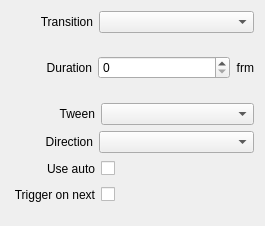
Above: src/Widgets/Inspector/InspectorStillWidget.ui from CasparCG/client before the change. Below: the same form after it.
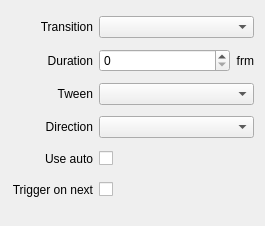
That is the form after the change.

Commit message: InspectorStillWidget: simplify layout

What changed in the file:
```diff
--- a/src/Widgets/Inspector/InspectorStillWidget.ui
+++ b/src/Widgets/Inspector/InspectorStillWidget.ui
@@ -16,37 +16,9 @@
     <verstretch>0</verstretch>
    </sizepolicy>
   </property>
-  <layout class="QVBoxLayout" name="verticalLayout">
-   <item>
-    <layout class="QHBoxLayout" name="horizontalLayoutTransition">
-     <item>
-      <spacer name="horizontalSpacerTransition">
-       <property name="orientation">
-        <enum>Qt::Horizontal</enum>
-       </property>
-       <property name="sizeType">
-        <enum>QSizePolicy::Fixed</enum>
-       </property>
-       <property name="sizeHint" stdset="0">
-        <size>
-         <width>29</width>
-         <height>20</height>
-        </size>
-       </property>
-      </spacer>
-     </item>
-     <item>
-      <widget class="QLabel" name="labelTransition">
-       <property name="text">
-        <string>Transition</string>
-       </property>
-       <property name="alignment">
-        <set>Qt::AlignRight|Qt::AlignTrailing|Qt::AlignVCenter</set>
-       </property>
-      </widget>
-     </item>
-     <item>
-      <widget class="QComboBox" name="comboBoxTransition">
+  <layout class="QGridLayout" name="gridLayout">
+   <item row="2" column="1" colspan="2">
+    <widget class="QComboBox" name="comboBoxTween">
        <property name="sizePolicy">
         <sizepolicy hsizetype="Expanding" vsizetype="Fixed">
          <horstretch>0</horstretch>
@@ -55,27 +27,7 @@
        </property>
       </widget>
      </item>
-    </layout>
-   </item>
-   <item>
-    <layout class="QHBoxLayout" name="horizontalLayoutTransitionDuration">
-     <item>
-      <spacer name="horizontalSpacerTransitionDuration">
-       <property name="orientation">
-        <enum>Qt::Horizontal</enum>
-       </property>
-       <property name="sizeType">
-        <enum>QSizePolicy::Fixed</enum>
-       </property>
-       <property name="sizeHint" stdset="0">
-        <size>
-         <width>35</width>
-         <height>20</height>
-        </size>
-       </property>
-      </spacer>
-     </item>
-     <item>
+   <item row="1" column="0">
       <widget class="QLabel" name="labelTransitionDuration">
        <property name="text">
         <string>Duration</string>
@@ -85,90 +37,7 @@
        </property>
       </widget>
      </item>
-     <item>
-      <widget class="QSpinBox" name="spinBoxTransitionDuration">
-       <property name="sizePolicy">
-        <sizepolicy hsizetype="Expanding" vsizetype="Fixed">
-         <horstretch>0</horstretch>
-         <verstretch>0</verstretch>
-        </sizepolicy>
-       </property>
-       <property name="maximum">
-        <number>999</number>
-       </property>
-      </widget>
-     </item>
-     <item>
-      <widget class="QLabel" name="labelFrm1">
-       <property name="text">
-        <string>frm</string>
-       </property>
-       <property name="alignment">
-        <set>Qt::AlignRight|Qt::AlignTrailing|Qt::AlignVCenter</set>
-       </property>
-      </widget>
-     </item>
-    </layout>
-   </item>
-   <item>
-    <layout class="QHBoxLayout" name="horizontalLayoutTween">
-     <item>
-      <spacer name="horizontalSpacerTween">
-       <property name="orientation">
-        <enum>Qt::Horizontal</enum>
-       </property>
-       <property name="sizeType">
-        <enum>QSizePolicy::Fixed</enum>
-       </property>
-       <property name="sizeHint" stdset="0">
-        <size>
-         <width>48</width>
-         <height>20</height>
-        </size>
-       </property>
-      </spacer>
-     </item>
-     <item>
-      <widget class="QLabel" name="labelTween">
-       <property name="text">
-        <string>Tween</string>
-       </property>
-       <property name="alignment">
-        <set>Qt::AlignRight|Qt::AlignTrailing|Qt::AlignVCenter</set>
-       </property>
-      </widget>
-     </item>
-     <item>
-      <widget class="QComboBox" name="comboBoxTween">
-       <property name="sizePolicy">
-        <sizepolicy hsizetype="Expanding" vsizetype="Fixed">
-         <horstretch>0</horstretch>
-         <verstretch>0</verstretch>
-        </sizepolicy>
-       </property>
-      </widget>
-     </item>
-    </layout>
-   </item>
-   <item>
-    <layout class="QHBoxLayout" name="horizontalLayoutDirection">
-     <item>
-      <spacer name="horizontalSpacerDirection">
-       <property name="orientation">
-        <enum>Qt::Horizontal</enum>
-       </property>
-       <property name="sizeType">
-        <enum>QSizePolicy::Fixed</enum>
-       </property>
-       <property name="sizeHint" stdset="0">
-        <size>
-         <width>34</width>
-         <height>20</height>
-        </size>
-       </property>
-      </spacer>
-     </item>
-     <item>
+   <item row="3" column="0">
       <widget class="QLabel" name="labelDirection">
        <property name="text">
         <string>Direction</string>
@@ -178,7 +47,17 @@
        </property>
       </widget>
      </item>
-     <item>
+   <item row="0" column="1" colspan="2">
+    <widget class="QComboBox" name="comboBoxTransition">
+     <property name="sizePolicy">
+      <sizepolicy hsizetype="Expanding" vsizetype="Fixed">
+       <horstretch>0</horstretch>
+       <verstretch>0</verstretch>
+      </sizepolicy>
+     </property>
+    </widget>
+   </item>
+   <item row="3" column="1" colspan="2">
       <widget class="QComboBox" name="comboBoxDirection">
        <property name="sizePolicy">
         <sizepolicy hsizetype="Expanding" vsizetype="Fixed">
@@ -188,27 +67,33 @@
        </property>
       </widget>
      </item>
-    </layout>
-   </item>
-   <item>
-    <layout class="QHBoxLayout" name="horizontalLayoutUseAuto">
-     <item>
-      <spacer name="horizontalSpacerUseAuto1">
+   <item row="8" column="0">
+    <spacer name="verticalSpacerMedia">
        <property name="orientation">
-        <enum>Qt::Horizontal</enum>
+      <enum>Qt::Vertical</enum>
        </property>
        <property name="sizeType">
         <enum>QSizePolicy::Fixed</enum>
        </property>
        <property name="sizeHint" stdset="0">
         <size>
-         <width>36</width>
-         <height>20</height>
+       <width>20</width>
+       <height>10</height>
         </size>
        </property>
       </spacer>
      </item>
-     <item>
+   <item row="2" column="0">
+    <widget class="QLabel" name="labelTween">
+     <property name="text">
+      <string>Tween</string>
+     </property>
+     <property name="alignment">
+      <set>Qt::AlignRight|Qt::AlignTrailing|Qt::AlignVCenter</set>
+     </property>
+    </widget>
+   </item>
+   <item row="4" column="0">
       <widget class="QLabel" name="labelUseAuto">
        <property name="text">
         <string>Use auto</string>
@@ -218,6 +103,18 @@
        </property>
       </widget>
      </item>
+   <item row="0" column="0">
+    <widget class="QLabel" name="labelTransition">
+     <property name="text">
+      <string>Transition</string>
+     </property>
+     <property name="alignment">
+      <set>Qt::AlignRight|Qt::AlignTrailing|Qt::AlignVCenter</set>
+     </property>
+    </widget>
+   </item>
+   <item row="4" column="1" colspan="2">
+    <layout class="QHBoxLayout" name="horizontalLayoutUseAuto">
      <item>
       <widget class="QCheckBox" name="checkBoxUseAuto">
        <property name="layoutDirection">
@@ -243,25 +140,30 @@
      </item>
     </layout>
    </item>
-   <item>
-    <layout class="QHBoxLayout" name="horizontalLayoutTriggerOnNext">
-     <item>
-      <spacer name="horizontalSpacerTriggerOnNext1">
-       <property name="orientation">
-        <enum>Qt::Horizontal</enum>
-       </property>
-       <property name="sizeType">
-        <enum>QSizePolicy::Fixed</enum>
-       </property>
-       <property name="sizeHint" stdset="0">
-        <size>
-         <width>2</width>
-         <height>20</height>
-        </size>
-       </property>
-      </spacer>
-     </item>
-     <item>
+   <item row="1" column="1">
+    <widget class="QSpinBox" name="spinBoxTransitionDuration">
+     <property name="sizePolicy">
+      <sizepolicy hsizetype="Expanding" vsizetype="Fixed">
+       <horstretch>0</horstretch>
+       <verstretch>0</verstretch>
+      </sizepolicy>
+     </property>
+     <property name="maximum">
+      <number>999</number>
+     </property>
+    </widget>
+   </item>
+   <item row="1" column="2">
+    <widget class="QLabel" name="labelFrm1">
+     <property name="text">
+      <string>frm</string>
+     </property>
+     <property name="alignment">
+      <set>Qt::AlignRight|Qt::AlignTrailing|Qt::AlignVCenter</set>
+     </property>
+    </widget>
+   </item>
+   <item row="5" column="0">
       <widget class="QLabel" name="labelTriggerOnNext">
        <property name="text">
         <string>Trigger on next</string>
@@ -271,6 +173,8 @@
        </property>
       </widget>
      </item>
+   <item row="5" column="1" colspan="2">
+    <layout class="QHBoxLayout" name="horizontalLayoutTriggerOnNext">
      <item>
       <widget class="QCheckBox" name="checkBoxTriggerOnNext">
        <property name="layoutDirection">
@@ -296,22 +200,6 @@
      </item>
     </layout>
    </item>
-   <item>
-    <spacer name="verticalSpacerMedia">
-     <property name="orientation">
-      <enum>Qt::Vertical</enum>
-     </property>
-     <property name="sizeType">
-      <enum>QSizePolicy::Fixed</enum>
-     </property>
-     <property name="sizeHint" stdset="0">
-      <size>
-       <width>20</width>
-       <height>10</height>
-      </size>
-     </property>
-    </spacer>
-   </item>
   </layout>
  </widget>
  <resources/>
```
Lines whose indentation alone changed are shown as unchanged.
